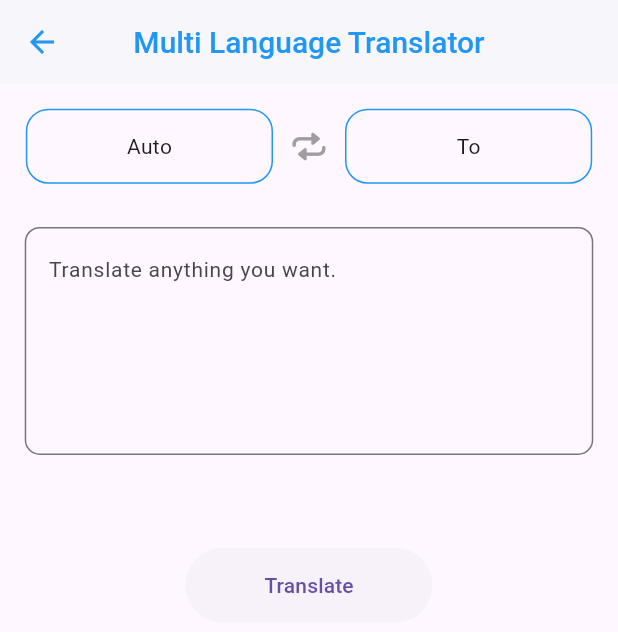
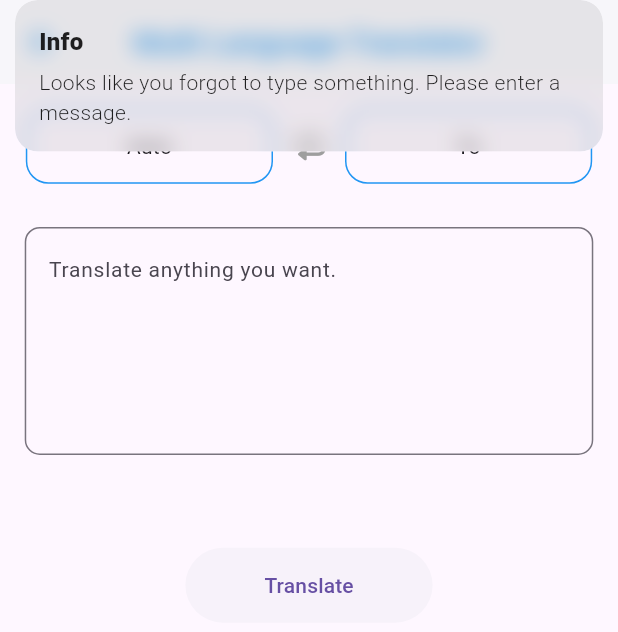
Before and after one commit to YashSah/PIXY, a Flutter app: the TranslatorFeature screen opened directly, after a tap on "Translate", on a phone screen of 412 x 824 dp. Shown: the top 632 px of the screen. Run offline on Flutter 3.47's test engine with Material 3 defaults, Android fonts, the phone set to English and light mode, and no system bars; our stand-ins replace animated_text_kit, cached_network_image, flutter_animate, get, hive, lottie and 1 more; missing offline and left inert: dart_openai, gallery_saver_updated; accounts and stored records are empty; statements that could not run were skipped; project files that could hold a hidden picture were left out.

Commit message:
successfully implemented Multi language translation

```diff
--- a/lib/controller/translate_controller.dart
+++ b/lib/controller/translate_controller.dart
@@ -1,6 +1,12 @@
+import 'dart:convert';
+import 'dart:developer';
+
 import 'package:flutter/material.dart';
 import 'package:get/get.dart';
 import 'package:pixy/helper/my_dialogs.dart';
+
+import '../apis/apis.dart';
+import 'image_controller.dart';
 
 class TranslateController extends GetxController{
 
@@ -8,6 +14,7 @@ class TranslateController extends GetxController{
   final resultC = TextEditingController();
 
   final from = ''.obs, to = ''.obs;
+  final status = Status.none.obs;
 
   // list of languages available
   final lang = const [
@@ -195,14 +202,44 @@ class TranslateController extends GetxController{
     "Zulu"
   ];
 
-  Future<void> askQuestion() async {
-    if(textC.text.trim().isNotEmpty) {
+  Future<void> translate() async {
+    if(textC.text.trim().isNotEmpty && to.isNotEmpty) {
+      status.value = Status.loading;
 
-      // final res = await APIs.getAnswer(textC.text);
+      String prompt = '';
 
-      textC.clear();
+      if(from.isNotEmpty) {
+        prompt = "Can you translate the given text from ${from.value} to ${to.value} : \n${textC.text}";
+      }
+      else {
+        prompt = "Can you translate the given text to ${to.value} : \n${textC.text}";
+      }
+
+      log(prompt);
+
+      final res = await APIs.getAnswer(prompt);
+      resultC.text =utf8.decode(res.codeUnits);  //ChatGpt uses utf8 encoding so we will require utf8 decoding
+
+      status.value = Status.complete;
+
     } else {
-      MyDialog.info("Looks like you forgot to type something. Please enter a message.");
+      status.value = Status.none;
+
+      if(to.isEmpty) {
+        MyDialog.info('Looks like you forgot to select the "To" language');
+      }
+      if(textC.text.isEmpty) {
+        MyDialog.info("Looks like you forgot to type something. Please enter a message.");
+      }
+    }
+  }
+
+
+  void swapLanguages() {
+    if(to.isNotEmpty && from.isNotEmpty) {
+      final t = to.value;
+      to.value = from.value;
+      from.value = t;
     }
   }
 
--- a/lib/helper/global.dart
+++ b/lib/helper/global.dart
@@ -1,3 +1,3 @@
 
 
-const apikey = "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";
+const apikey = "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";
--- a/lib/screen/feature/translator_feature.dart
+++ b/lib/screen/feature/translator_feature.dart
@@ -5,6 +5,9 @@ import 'package:hive/hive.dart';
 import 'package:pixy/controller/translate_controller.dart';
 import 'package:pixy/widget/custom_btn.dart';
 import 'package:pixy/widget/language_sheet.dart';
+
+import '../../controller/image_controller.dart';
+import '../../widget/custom_loading.dart';
 
 class TranslatorFeature extends StatefulWidget {
   const TranslatorFeature({super.key});
@@ -48,10 +51,14 @@ class _TranslatorFeatureState extends State<TranslatorFeature> {
                 ),
               ),
 
+              //swap language button
               IconButton(
-                onPressed: () {},
-                icon: const Icon(CupertinoIcons.repeat),
-                color: Colors.grey,
+                onPressed: _c.swapLanguages,
+                icon: Obx(
+                      () => Icon(CupertinoIcons.repeat,
+                        color: _c.to.isNotEmpty && _c.from.isNotEmpty ? Colors.blue : Colors.grey,
+                      ),
+                ),
               ),
 
               //to language
@@ -92,31 +99,39 @@ class _TranslatorFeatureState extends State<TranslatorFeature> {
           ),
 
           //result field
-          if(_c.resultC.text.isNotEmpty)
-          Padding(
-            padding: EdgeInsets.symmetric(
-              horizontal: MediaQuery.of(context).size.width *0.04,
-            ),
-            child: TextFormField(
-              controller: _c.resultC,
-              maxLines: null,
-              onTapOutside: (e) => FocusScope.of(context).unfocus(),
-              decoration: InputDecoration(
-                border: OutlineInputBorder(
-                  borderRadius: BorderRadius.circular(10),
-                ),
-              ),
-            ),
-          ),
+          Obx(() => _translateResult()),
 
           SizedBox(height: MediaQuery.of(context).size.height * 0.04,),
 
           CustomBtn(
-            onTap: () {},
+            onTap: _c.translate,
             text: "Translate",
           ),
         ],
       ),
     );
   }
+
+  Widget _translateResult() => Align(
+    child: switch(_c.status.value) {
+      Status.none => const SizedBox(),
+      Status.complete => Padding(
+        padding: EdgeInsets.symmetric(
+          horizontal: MediaQuery.of(context).size.width *0.04,
+        ),
+        child: TextFormField(
+          controller: _c.resultC,
+          maxLines: null,
+          onTapOutside: (e) => FocusScope.of(context).unfocus(),
+          decoration: InputDecoration(
+            border: OutlineInputBorder(
+              borderRadius: BorderRadius.circular(10),
+            ),
+          ),
+        ),
+      ),
+      Status.loading => const CustomLoading()
+    },
+  );
+
 }
```
